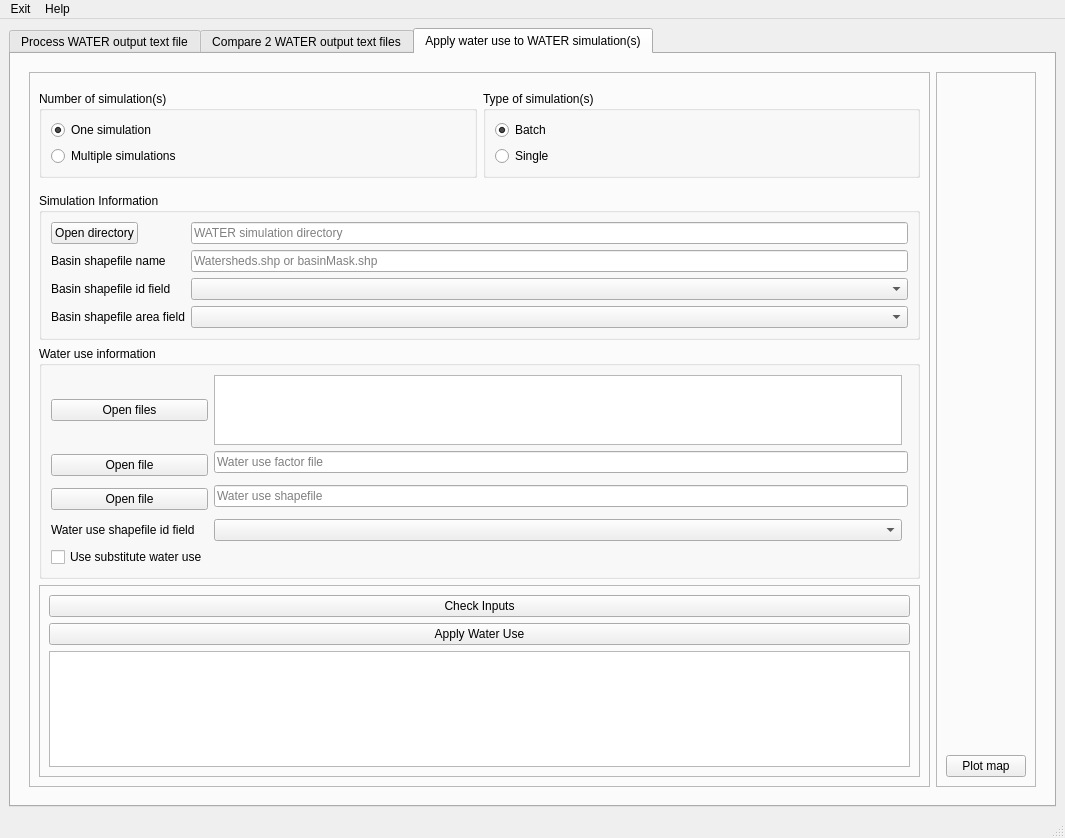
The window that waterapputils/gui/user_interface.ui (jlant/waterapputils) describes before a commit, drawn with Qt 5.
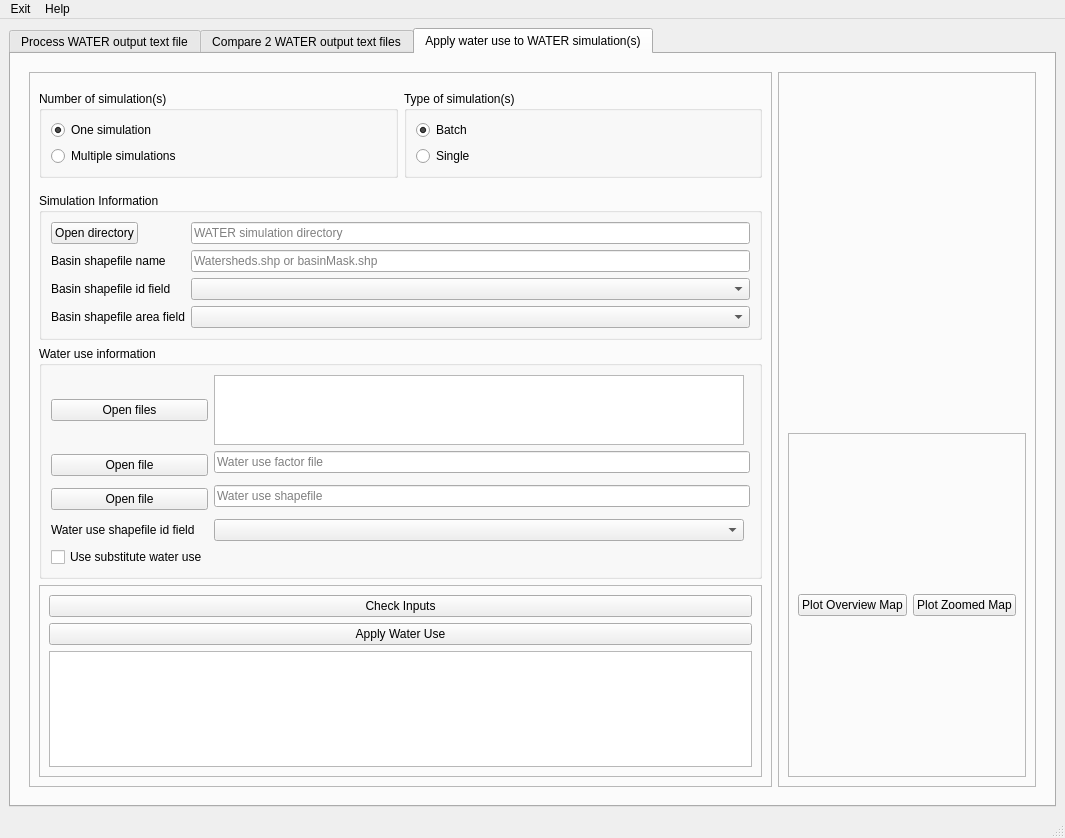
The same window after the commit. Custom widgets are drawn as their Qt base class.

Commit message: have working overview and zoomed map

```diff
--- a/waterapputils/gui/user_interface.ui
+++ b/waterapputils/gui/user_interface.ui
@@ -643,10 +643,29 @@
                <widget class="MatplotlibWidget" name="tab_wateruse_matplotlib_widget"/>
               </item>
               <item>
-               <widget class="QPushButton" name="tab_wateruse_push_button_plot_map">
-                <property name="text">
-                 <string>Plot map</string>
+               <widget class="QFrame" name="frame_10">
+                <property name="frameShape">
+                 <enum>QFrame::StyledPanel</enum>
                 </property>
+                <property name="frameShadow">
+                 <enum>QFrame::Raised</enum>
+                </property>
+                <layout class="QHBoxLayout" name="horizontalLayout_6">
+                 <item>
+                  <widget class="QPushButton" name="tab_wateruse_push_button_plot_overview_map">
+                   <property name="text">
+                    <string>Plot Overview Map</string>
+                   </property>
+                  </widget>
+                 </item>
+                 <item>
+                  <widget class="QPushButton" name="tab_wateruse_push_button_plot_zoomed_map">
+                   <property name="text">
+                    <string>Plot Zoomed Map</string>
+                   </property>
+                  </widget>
+                 </item>
+                </layout>
                </widget>
               </item>
              </layout>
```
The commit also changes 2 other files.
